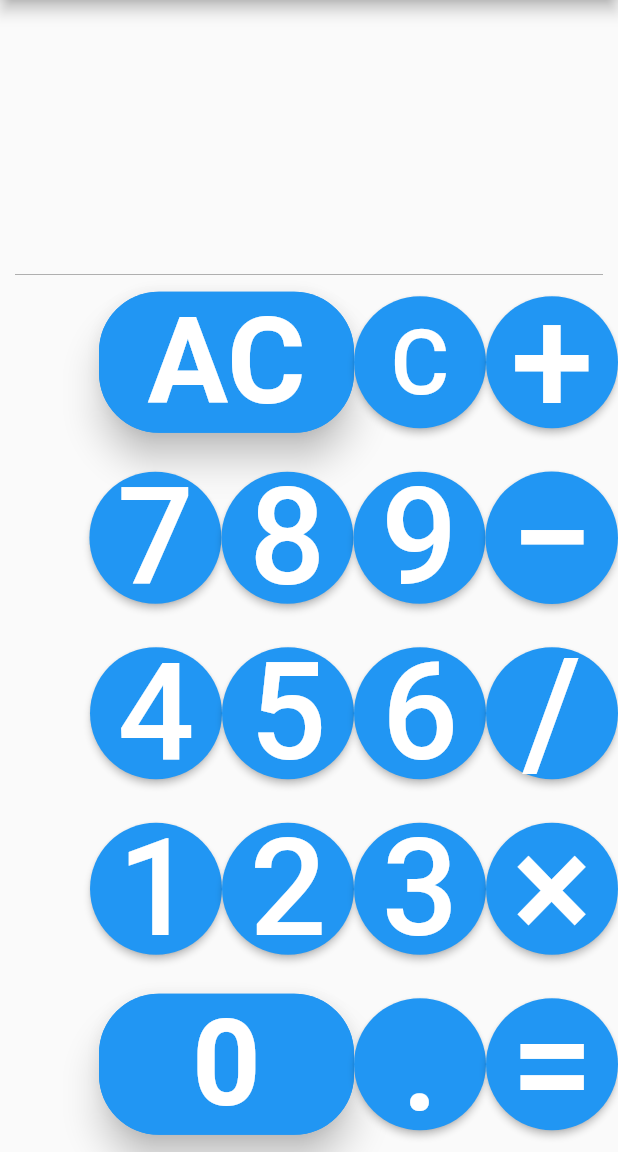
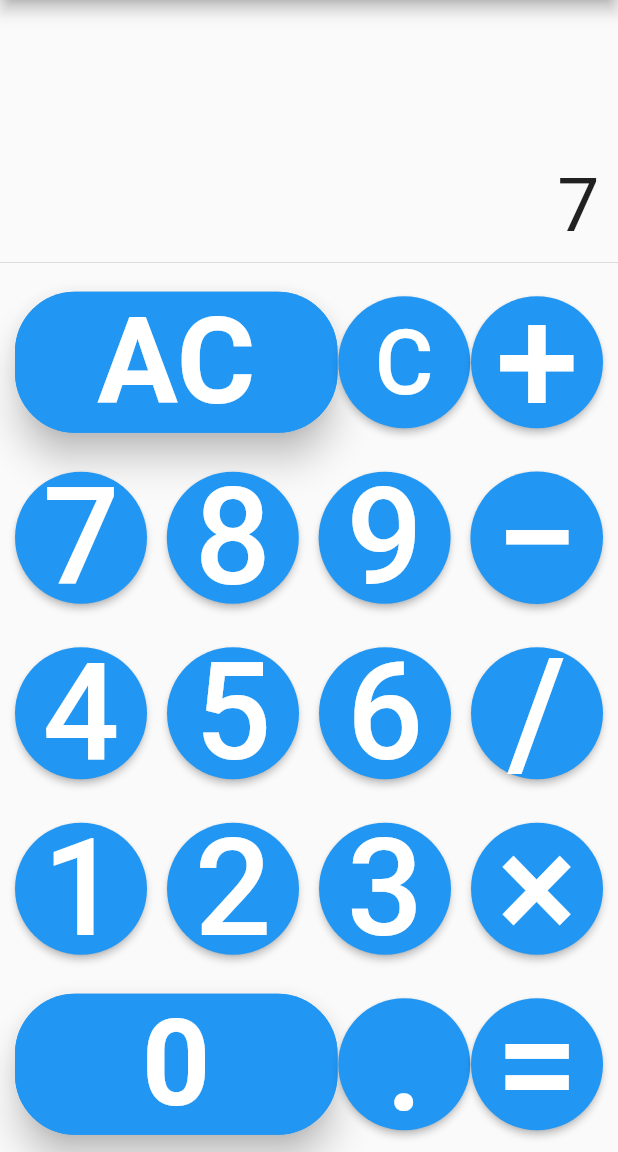
Before and after one commit to vishwajeetbharti/calculator, a Flutter app: the screen it shows after launch, after a tap on an icon or button, on a phone screen of 412 x 824 dp, the part 84-1236 px from its top. Run offline on Flutter 3.47's test engine with Material 2 defaults, Android fonts, the phone set to English and light mode, and no system bars.

Commit message:
Calculator 60% done

```diff
--- a/lib/main.dart
+++ b/lib/main.dart
@@ -31,6 +31,9 @@ class MyHomePage extends StatefulWidget {
 }
 
 class _MyHomePageState extends State<MyHomePage> {
+  int value1 = 0, value2 = 0;
+  String userInput = ' ';
+  bool operatorButton = false;
   @override
   Widget build(BuildContext context) {
     return Scaffold(
@@ -39,22 +42,27 @@ class _MyHomePageState extends State<MyHomePage> {
         title: Text('Calculator'),
       ),
       body: Column(
-        mainAxisAlignment: MainAxisAlignment.start,
+        crossAxisAlignment: CrossAxisAlignment.end,
         children: <Widget>[
           Spacer(),
-          Padding(
-            padding: EdgeInsets.symmetric(horizontal: 10.0),
-            child: Container(
-              height: 0.2,
-              width: 500.0,
-              color: (Colors.black),
+          Container(
+            child: Text(
+              userInput,
+              overflow: TextOverflow.clip,
+              textDirection: TextDirection.rtl,
+              style: TextStyle(
+                fontSize: 50,
               ),
             ),
-          Row(
-            mainAxisAlignment: MainAxisAlignment.end,
+          ),
+          Divider(),
+          Padding(
+            padding: EdgeInsets.only(left: 10.0, right: 10.0),
+            child: Row(
+              mainAxisAlignment: MainAxisAlignment.spaceBetween,
               children: [
                 ButtonTheme(
-                minWidth: 170.0,
+                  minWidth: 215.0,
                   height: (70),
                   shape: RoundedRectangleBorder(
                       borderRadius: BorderRadius.circular(40.0),
@@ -70,12 +78,21 @@ class _MyHomePageState extends State<MyHomePage> {
                           color: Colors.white,
                           fontWeight: FontWeight.bold),
                     ),
-                  onPressed: () {},
+                    onPressed: () {
+                      setState(() {
+                        userInput = ' ';
+                      });
+                      value1 = 0;
+                    },
                   ),
                 ),
                 RaisedButton(
                   padding: EdgeInsets.all(15),
-                onPressed: () {},
+                  onPressed: () {
+                    setState(() {
+                      userInput = userInput;
+                    });
+                  },
                   shape: CircleBorder(),
 
                   color: Colors.blue,
@@ -87,7 +104,15 @@ class _MyHomePageState extends State<MyHomePage> {
                   ),
                 ),
                 RaisedButton(
-                onPressed: () {},
+                  onPressed: () {
+                    operatorButton = true;
+                    value1 = value1 + int.parse(userInput.substring(1));
+
+                    print(value1);
+                    setState(() {
+                      userInput = ' ' + value1.toInt().toString();
+                    });
+                  },
                   shape: CircleBorder(),
 
                   color: Colors.blue,
@@ -100,11 +125,23 @@ class _MyHomePageState extends State<MyHomePage> {
                 ),
               ],
             ),
-          Row(
-            mainAxisAlignment: MainAxisAlignment.end,
+          ),
+          Padding(
+            padding: EdgeInsets.only(left: 10.0, right: 10.0),
+            child: Row(
+              mainAxisAlignment: MainAxisAlignment.spaceBetween,
               children: [
                 RaisedButton(
-                onPressed: () {},
+                  onPressed: () {
+                    setState(() {
+                      if (operatorButton) {
+                        operatorButton = false;
+                        userInput = ' ' + '7';
+                      } else {
+                        userInput = userInput + '7';
+                      }
+                    });
+                  },
                   shape: CircleBorder(),
 
                   color: Colors.blue,
@@ -116,7 +153,11 @@ class _MyHomePageState extends State<MyHomePage> {
                   ),
                 ),
                 RaisedButton(
-                onPressed: () {},
+                  onPressed: () {
+                    setState(() {
+                      userInput = userInput + '8';
+                    });
+                  },
                   shape: CircleBorder(),
 
                   color: Colors.blue,
@@ -128,7 +169,11 @@ class _MyHomePageState extends State<MyHomePage> {
                   ),
                 ),
                 RaisedButton(
-                onPressed: () {},
+                  onPressed: () {
+                    setState(() {
+                      userInput = userInput + '9';
+                    });
+                  },
                   shape: CircleBorder(),
 
                   color: Colors.blue,
@@ -153,11 +198,18 @@ class _MyHomePageState extends State<MyHomePage> {
                 ),
               ],
             ),
-          Row(
-            mainAxisAlignment: MainAxisAlignment.end,
+          ),
+          Padding(
+            padding: EdgeInsets.only(left: 10.0, right: 10.0),
+            child: Row(
+              mainAxisAlignment: MainAxisAlignment.spaceBetween,
               children: [
                 RaisedButton(
-                onPressed: () {},
+                  onPressed: () {
+                    setState(() {
+                      userInput = userInput + '4';
+                    });
+                  },
                   shape: CircleBorder(),
 
                   color: Colors.blue,
@@ -169,7 +221,11 @@ class _MyHomePageState extends State<MyHomePage> {
                   ),
                 ),
                 RaisedButton(
-                onPressed: () {},
+                  onPressed: () {
+                    setState(() {
+                      userInput = userInput + '5';
+                    });
+                  },
                   shape: CircleBorder(),
 
                   color: Colors.blue,
@@ -181,7 +237,11 @@ class _MyHomePageState extends State<MyHomePage> {
                   ),
                 ),
                 RaisedButton(
-                onPressed: () {},
+                  onPressed: () {
+                    setState(() {
+                      userInput = userInput + '6';
+                    });
+                  },
                   shape: CircleBorder(),
 
                   color: Colors.blue,
@@ -205,11 +265,18 @@ class _MyHomePageState extends State<MyHomePage> {
                 ),
               ],
             ),
-          Row(
-            mainAxisAlignment: MainAxisAlignment.end,
+          ),
+          Padding(
+            padding: EdgeInsets.only(left: 10.0, right: 10.0),
+            child: Row(
+              mainAxisAlignment: MainAxisAlignment.spaceBetween,
               children: [
                 RaisedButton(
-                onPressed: () {},
+                  onPressed: () {
+                    setState(() {
+                      userInput = userInput + '1';
+                    });
+                  },
                   shape: CircleBorder(),
 
                   color: Colors.blue,
@@ -221,7 +288,11 @@ class _MyHomePageState extends State<MyHomePage> {
                   ),
                 ),
                 RaisedButton(
-                onPressed: () {},
+                  onPressed: () {
+                    setState(() {
+                      userInput = userInput + '2';
+                    });
+                  },
                   shape: CircleBorder(),
 
                   color: Colors.blue,
@@ -233,7 +304,11 @@ class _MyHomePageState extends State<MyHomePage> {
                   ),
                 ),
                 RaisedButton(
-                onPressed: () {},
+                  onPressed: () {
+                    setState(() {
+                      userInput = userInput + '3';
+                    });
+                  },
                   shape: CircleBorder(),
 
                   color: Colors.blue,
@@ -257,11 +332,14 @@ class _MyHomePageState extends State<MyHomePage> {
                 ),
               ],
             ),
-          Row(
-            mainAxisAlignment: MainAxisAlignment.end,
+          ),
+          Padding(
+            padding: EdgeInsets.only(left: 10.0, right: 10.0),
+            child: Row(
+              mainAxisAlignment: MainAxisAlignment.spaceBetween,
               children: [
                 ButtonTheme(
-                minWidth: 170.0,
+                  minWidth: 215.0,
                   height: (70),
                   shape: RoundedRectangleBorder(
                       borderRadius: BorderRadius.circular(40.0),
@@ -277,11 +355,19 @@ class _MyHomePageState extends State<MyHomePage> {
                           color: Colors.white,
                           fontWeight: FontWeight.bold),
                     ),
-                  onPressed: () {},
+                    onPressed: () {
+                      setState(() {
+                        userInput = userInput + '0';
+                      });
+                    },
                   ),
                 ),
                 RaisedButton(
-                onPressed: () {},
+                  onPressed: () {
+                    setState(() {
+                      userInput = userInput + '.';
+                    });
+                  },
                   shape: CircleBorder(),
 
                   color: Colors.blue,
@@ -303,6 +389,7 @@ class _MyHomePageState extends State<MyHomePage> {
                   ),
                 ),
               ],
+            ),
           )
 
           // IconButton(
```
Lines whose indentation alone changed are shown as unchanged.
